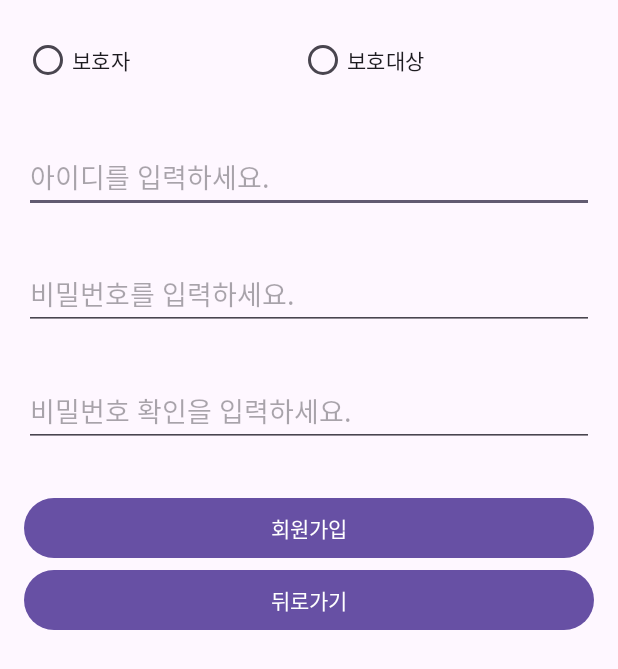
After one commit to UBIBIK/GGWP, an Android app: the layout sign_up_main.xml on its own in the app's theme, with its tools: preview values and no code run, on a phone screen of 412 x 824 dp. The commit adds this screen. Shown: the top 669 px of the screen. Run offline under Robolectric (Android 15) with nearby library versions, the phone set to English and light mode, and no system bars.

Commit message:
Initial commit

```diff
--- a/app/src/main/res/layout/activity_main.xml
+++ b/app/src/main/res/layout/activity_main.xml
@@ -1,19 +1,11 @@
 <?xml version="1.0" encoding="utf-8"?>
-<androidx.constraintlayout.widget.ConstraintLayout xmlns:android="http://schemas.android.com/apk/res/android"
+<LinearLayout xmlns:android="http://schemas.android.com/apk/res/android"
     xmlns:app="http://schemas.android.com/apk/res-auto"
     xmlns:tools="http://schemas.android.com/tools"
     android:id="@+id/main"
     android:layout_width="match_parent"
     android:layout_height="match_parent"
-    tools:context=".MainActivity">
+    android:orientation="vertical"
+    android:padding="16dp">
 
-    <TextView
-        android:layout_width="wrap_content"
-        android:layout_height="wrap_content"
-        android:text="test0323"
-        app:layout_constraintBottom_toBottomOf="parent"
-        app:layout_constraintEnd_toEndOf="parent"
-        app:layout_constraintStart_toStartOf="parent"
-        app:layout_constraintTop_toTopOf="parent" />
-
-</androidx.constraintlayout.widget.ConstraintLayout>
+</LinearLayout>
--- /dev/null
+++ b/app/src/main/res/layout/sign_up_main.xml
@@ -0,0 +1,74 @@
+<?xml version="1.0" encoding="utf-8"?>
+<LinearLayout xmlns:android="http://schemas.android.com/apk/res/android"
+    xmlns:app="http://schemas.android.com/apk/res-auto"
+    xmlns:tools="http://schemas.android.com/tools"
+    android:id="@+id/main"
+    android:layout_width="match_parent"
+    android:layout_height="match_parent"
+    android:orientation="vertical"
+    android:padding="16dp">
+
+    <RadioGroup
+        android:id="@+id/radioGroupRole"
+        android:layout_width="match_parent"
+        android:layout_height="wrap_content"
+        android:orientation="horizontal"
+        android:layout_marginBottom="30dp">
+
+        <RadioButton
+            android:id="@+id/radioButtonGuardian"
+            android:layout_width="wrap_content"
+            android:layout_height="wrap_content"
+            android:layout_weight="1"
+            android:text="보호자" />
+
+        <RadioButton
+            android:id="@+id/radioButtonProtected"
+            android:layout_width="wrap_content"
+            android:layout_height="wrap_content"
+            android:layout_weight="1"
+            android:text="보호대상" />
+    </RadioGroup>
+
+    <!-- 아이디 입력 필드 -->
+    <EditText
+        android:id="@+id/editTextUsername"
+        android:layout_width="match_parent"
+        android:layout_height="wrap_content"
+        android:hint="아이디를 입력하세요."
+        android:inputType="textEmailAddress"
+        android:layout_marginBottom="30dp"/>
+
+    <!-- 비밀번호 입력 필드 -->
+    <EditText
+        android:id="@+id/editTextPassword"
+        android:layout_width="match_parent"
+        android:layout_height="wrap_content"
+        android:hint="비밀번호를 입력하세요."
+        android:inputType="textPassword"
+        android:layout_marginBottom="30dp"/>
+
+    <!-- 비밀번호 확인 입력 필드 -->
+    <EditText
+        android:id="@+id/editTextPasswordConfirm"
+        android:layout_width="match_parent"
+        android:layout_height="wrap_content"
+        android:hint="비밀번호 확인을 입력하세요."
+        android:inputType="textPassword"
+        android:layout_marginBottom="30dp"/>
+
+    <!-- 회원가입 버튼 -->
+    <Button
+        android:id="@+id/buttonSignUp"
+        android:layout_width="match_parent"
+        android:layout_height="wrap_content"
+        android:text="회원가입"
+        android:textColor="#FFFFFF"/> <!-- 글자색 변경 필요 -->
+
+    <Button
+        android:id="@+id/buttonGoBack"
+        android:layout_width="match_parent"
+        android:layout_height="wrap_content"
+        android:text="뒤로가기"
+        android:textColor="#FFFFFF"/>
+</LinearLayout>
```
